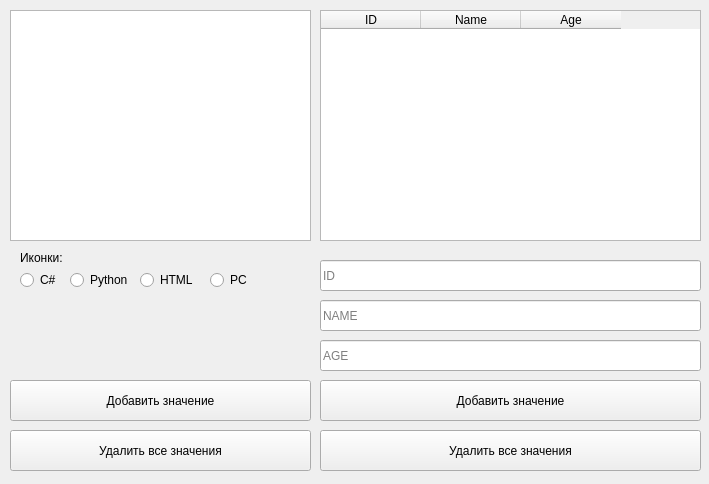
The window that untitled.ui (artur0527rg/pyqt5_hohlov) describes before a commit, drawn with Qt 5.
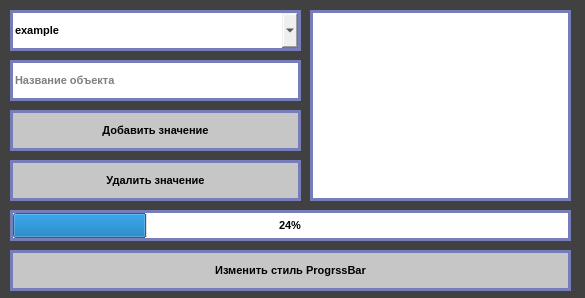
The same window after the commit. Icons and pictures are not drawn.

Commit message: Знакомство Урок 5 ProgressBar, ComboBox, PlainText; CSS stylesheets.

What changed in the file:
```diff
--- a/untitled.ui
+++ b/untitled.ui
@@ -6,152 +6,108 @@
    <rect>
     <x>0</x>
     <y>0</y>
-    <width>709</width>
-    <height>484</height>
+    <width>585</width>
+    <height>298</height>
    </rect>
   </property>
   <property name="minimumSize">
    <size>
-    <width>709</width>
-    <height>484</height>
+    <width>585</width>
+    <height>298</height>
    </size>
   </property>
   <property name="maximumSize">
    <size>
-    <width>709</width>
-    <height>484</height>
+    <width>585</width>
+    <height>298</height>
    </size>
   </property>
   <property name="windowTitle">
    <string>MainWindow</string>
   </property>
-  <property name="windowIcon">
-   <iconset resource="res.qrc">
-    <normaloff>:/icon/python.ico</normaloff>:/icon/python.ico</iconset>
+  <property name="styleSheet">
+   <string notr="true">QMainWindow{
+background-color: #414141;
+}</string>
   </property>
   <widget class="QWidget" name="centralwidget">
-   <widget class="QListWidget" name="listWidget">
+   <widget class="QComboBox" name="comboBox">
     <property name="geometry">
      <rect>
       <x>10</x>
       <y>10</y>
-      <width>301</width>
-      <height>231</height>
-     </rect>
-    </property>
-   </widget>
-   <widget class="QLabel" name="label">
-    <property name="geometry">
-     <rect>
-      <x>20</x>
-      <y>250</y>
       <width>291</width>
-      <height>16</height>
+      <height>41</height>
      </rect>
     </property>
-    <property name="text">
-     <string>Иконки:</string>
+    <property name="font">
+     <font>
+      <pointsize>8</pointsize>
+      <weight>75</weight>
+      <bold>true</bold>
+     </font>
     </property>
-   </widget>
-   <widget class="QRadioButton" name="radioButton">
-    <property name="geometry">
-     <rect>
-      <x>20</x>
-      <y>270</y>
-      <width>41</width>
-      <height>20</height>
-     </rect>
+    <property name="styleSheet">
+     <string notr="true">border: 3px solid #777DB9;</string>
     </property>
-    <property name="text">
-     <string>C#</string>
-    </property>
-   </widget>
-   <widget class="QRadioButton" name="radioButton_2">
-    <property name="geometry">
-     <rect>
-      <x>70</x>
-      <y>270</y>
-      <width>71</width>
-      <height>20</height>
-     </rect>
-    </property>
-    <property name="text">
-     <string>Python</string>
-    </property>
-   </widget>
-   <widget class="QRadioButton" name="radioButton_3">
-    <property name="geometry">
-     <rect>
-      <x>140</x>
-      <y>270</y>
-      <width>71</width>
-      <height>20</height>
-     </rect>
-    </property>
-    <property name="text">
-     <string>HTML</string>
-    </property>
-   </widget>
-   <widget class="QRadioButton" name="radioButton_4">
-    <property name="geometry">
-     <rect>
-      <x>210</x>
-      <y>270</y>
-      <width>41</width>
-      <height>20</height>
-     </rect>
-    </property>
-    <property name="text">
-     <string>PC</string>
-    </property>
-   </widget>
-   <widget class="QTableWidget" name="tableWidget">
-    <property name="geometry">
-     <rect>
-      <x>320</x>
-      <y>10</y>
-      <width>381</width>
-      <height>231</height>
-     </rect>
-    </property>
-    <column>
+    <item>
      <property name="text">
-      <string>ID</string>
+      <string>example</string>
      </property>
-    </column>
-    <column>
-     <property name="text">
-      <string>Name</string>
-     </property>
-    </column>
-    <column>
-     <property name="text">
-      <string>Age</string>
-     </property>
-    </column>
+    </item>
    </widget>
    <widget class="QLineEdit" name="lineEdit">
     <property name="geometry">
      <rect>
-      <x>320</x>
-      <y>260</y>
-      <width>381</width>
-      <height>31</height>
+      <x>10</x>
+      <y>60</y>
+      <width>291</width>
+      <height>41</height>
      </rect>
     </property>
+    <property name="font">
+     <font>
+      <pointsize>8</pointsize>
+      <weight>75</weight>
+      <bold>true</bold>
+     </font>
+    </property>
+    <property name="styleSheet">
+     <string notr="true">border: 3px solid #777DB9;</string>
+    </property>
     <property name="placeholderText">
-     <string>ID</string>
+     <string>Название объекта</string>
     </property>
    </widget>
    <widget class="QPushButton" name="pushButton">
     <property name="geometry">
      <rect>
       <x>10</x>
-      <y>380</y>
-      <width>301</width>
+      <y>110</y>
+      <width>291</width>
       <height>41</height>
      </rect>
     </property>
+    <property name="font">
+     <font>
+      <pointsize>8</pointsize>
+      <weight>75</weight>
+      <bold>true</bold>
+     </font>
+    </property>
+    <property name="styleSheet">
+     <string notr="true">QPushButton{
+border: 3px solid #777DB9;
+background-color: rgb(198, 198, 198);
+}
+QPushButton::hover {
+background-color: rgb(198, 198, 198);
+border: 0px
+}
+QPushButton::pressed{
+background-color: rgb(231, 231, 231);
+}</string>
+    </property>
     <property name="text">
      <string>Добавить значение</string>
     </property>
@@ -160,82 +116,134 @@
     <property name="geometry">
      <rect>
       <x>10</x>
-      <y>430</y>
-      <width>301</width>
+      <y>160</y>
+      <width>291</width>
       <height>41</height>
      </rect>
     </property>
-    <property name="text">
-     <string>Удалить все значения</string>
+    <property name="font">
+     <font>
+      <pointsize>8</pointsize>
+      <weight>75</weight>
+      <bold>true</bold>
+     </font>
     </property>
-   </widget>
-   <widget class="QLineEdit" name="lineEdit_2">
-    <property name="geometry">
-     <rect>
-      <x>320</x>
-      <y>300</y>
-      <width>381</width>
-      <height>31</height>
-     </rect>
+    <property name="styleSheet">
+     <string notr="true">QPushButton{
+border: 3px solid #777DB9;
+background-color: rgb(198, 198, 198);
+}
+QPushButton::hover {
+background-color: rgb(198, 198, 198);
+border: 0px
+}
+QPushButton::pressed{
+background-color: rgb(231, 231, 231);
+}</string>
     </property>
-    <property name="placeholderText">
-     <string>NAME</string>
-    </property>
-   </widget>
-   <widget class="QLineEdit" name="lineEdit_3">
-    <property name="geometry">
-     <rect>
-      <x>320</x>
-      <y>340</y>
-      <width>381</width>
-      <height>31</height>
-     </rect>
-    </property>
-    <property name="placeholderText">
-     <string>AGE</string>
-    </property>
-   </widget>
-   <widget class="QPushButton" name="pushButton_3">
-    <property name="geometry">
-     <rect>
-      <x>320</x>
-      <y>380</y>
-      <width>381</width>
-      <height>41</height>
-     </rect>
-    </property>
     <property name="text">
-     <string>Добавить значение</string>
+     <string>Удалить значение</string>
     </property>
    </widget>
-   <widget class="QPushButton" name="pushButton_4">
+   <widget class="QPlainTextEdit" name="plainTextEdit">
     <property name="geometry">
      <rect>
-      <x>320</x>
-      <y>430</y>
-      <width>381</width>
-      <height>41</height>
+      <x>310</x>
+      <y>10</y>
+      <width>261</width>
+      <height>191</height>
      </rect>
     </property>
-    <property name="text">
-     <string>Удалить все значения</string>
+    <property name="font">
+     <font>
+      <pointsize>8</pointsize>
+      <weight>75</weight>
+      <bold>true</bold>
+     </font>
     </property>
-   </widget>
-   <widget class="QLabel" name="label_2">
-    <property name="geometry">
-     <rect>
-      <x>20</x>
-      <y>300</y>
-      <width>61</width>
-      <height>61</height>
-     </rect>
-    </property>
     <property name="styleSheet">
-     <string notr="true">border-image: url(:/image/Python.png);</string>
+     <string notr="true">border: 3px solid #777DB9;</string>
     </property>
-    <property name="text">
+    <property name="plainText">
      <string/>
     </property>
+    <property name="overwriteMode">
+     <bool>false</bool>
+    </property>
+    <property name="placeholderText">
+     <string>Лог программы...</string>
+    </property>
+   </widget>
+   <widget class="QProgressBar" name="progressBar">
+    <property name="geometry">
+     <rect>
+      <x>10</x>
+      <y>210</y>
+      <width>561</width>
+      <height>31</height>
+     </rect>
+    </property>
+    <property name="font">
+     <font>
+      <pointsize>8</pointsize>
+      <weight>75</weight>
+      <bold>true</bold>
+     </font>
+    </property>
+    <property name="styleSheet">
+     <string notr="true">border: 3px solid #777DB9;</string>
+    </property>
+    <property name="value">
+     <number>24</number>
+    </property>
+    <property name="alignment">
+     <set>Qt::AlignCenter</set>
+    </property>
+    <property name="textVisible">
+     <bool>true</bool>
+    </property>
+    <property name="orientation">
+     <enum>Qt::Horizontal</enum>
+    </property>
+    <property name="invertedAppearance">
+     <bool>false</bool>
+    </property>
+    <property name="textDirection">
+     <enum>QProgressBar::TopToBottom</enum>
+    </property>
+   </widget>
+   <widget class="QPushButton" name="pushButton_3">
+    <property name="geometry">
+     <rect>
+      <x>10</x>
+      <y>250</y>
+      <width>561</width>
+      <height>41</height>
+     </rect>
+    </property>
+    <property name="font">
+     <font>
+      <pointsize>8</pointsize>
+      <weight>75</weight>
+      <bold>true</bold>
+     </font>
+    </property>
+    <property name="styleSheet">
+     <string notr="true">QPushButton{
+border: 3px solid #777DB9;
+background-color: rgb(198, 198, 198);
+}
+QPushButton::hover {
+background-color: rgb(198, 198, 198);
+border: 0px
+}
+QPushButton::pressed{
+background-color: rgb(231, 231, 231);
+}</string>
+    </property>
+    <property name="text">
+     <string>Изменить стиль ProgrssBar</string>
+    </property>
    </widget>
   </widget>
  </widget>
```
Left out of the diff: 4 changed lines with no effect on the pictures. The commit also changes 9 other files.
